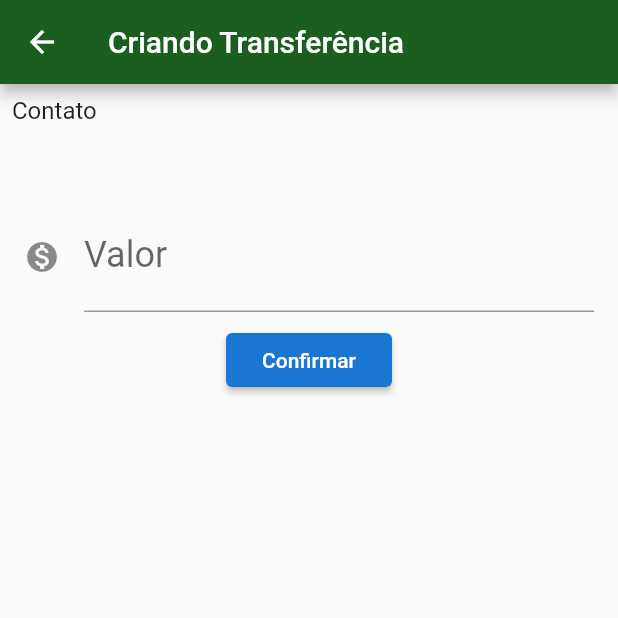
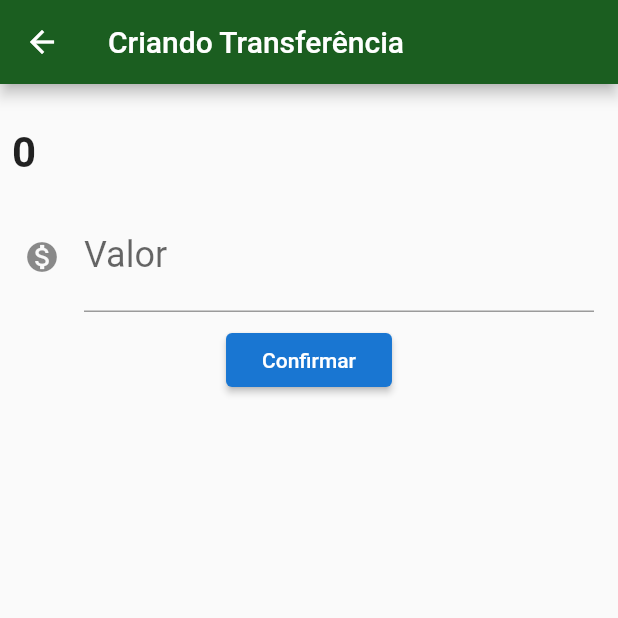
Before and after one commit to adrianowead/flutter-alura-fundamentos, a Flutter app: the FormularioTransferencias screen opened directly with empty values, on a phone screen of 412 x 824 dp, the top half of it. Run offline on Flutter 3.47's test engine with Material 2 defaults, Android fonts, the phone set to English and light mode, and no system bars; our stand-ins replace sqflite; missing offline and left inert: http_interceptor; accounts and stored records are empty; network calls fail.

Commit message:
adicionado numero de conta no form

```diff
--- a/bytebank/lib/screens/transferencias/Formulario.dart
+++ b/bytebank/lib/screens/transferencias/Formulario.dart
@@ -35,15 +35,31 @@ class FormularioTransferenciasState extends State<FormularioTransferencias> {
         title: Text('Criando Transferência'),
       ),
       body: SingleChildScrollView(
-        child: Column(
-          children: <Widget>[
+        child: Column(children: <Widget>[
           Padding(
             padding: const EdgeInsets.fromLTRB(8.0, 8.0, 8.0, 1.0),
-            child: Container(child: Text("Contato", style: TextStyle(fontSize: 16.0,),), width: double.maxFinite,),
+            child: Container(
+              child: Text(
+                widget.contato.nome,
+                style: TextStyle(
+                  fontSize: 16.0,
+                ),
+              ),
+              width: double.maxFinite,
+            ),
           ),
           Padding(
             padding: const EdgeInsets.fromLTRB(8.0, 1.0, 8.0, 8.0),
-            child: Container(child: Text(widget.contato.nome, style: TextStyle(fontSize: 28.0, fontWeight: FontWeight.bold,),), width: double.maxFinite,),
+            child: Container(
+              child: Text(
+                widget.contato.conta.toString(),
+                style: TextStyle(
+                  fontSize: 28.0,
+                  fontWeight: FontWeight.bold,
+                ),
+              ),
+              width: double.maxFinite,
+            ),
           ),
           Editor(
               ctrl: widget._ctrlCampoValor,
```
Also changed, not shown: bytebank/pubspec.lock.
